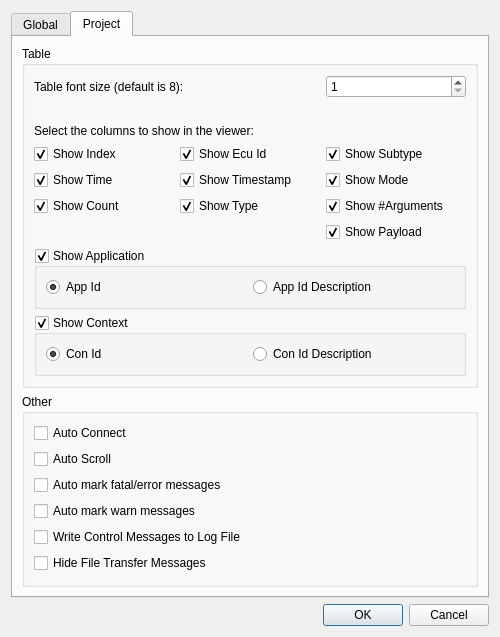
Qt form src/settingsdialog.ui (COVESA/dlt-viewer) before a commit.
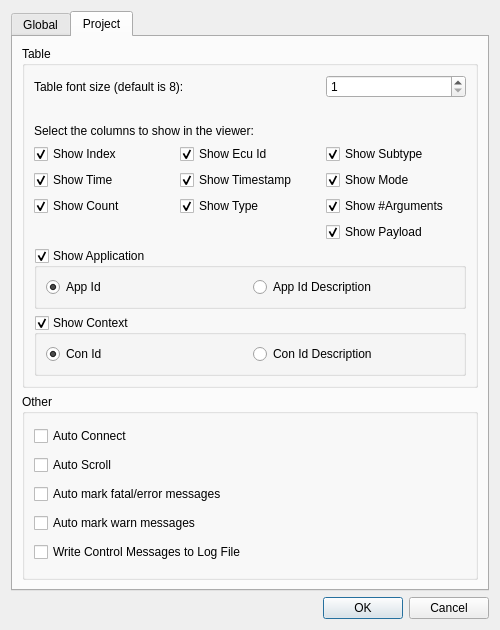
The same form after that commit. Icons and pictures are not drawn.

```diff
--- a/src/settingsdialog.ui
+++ b/src/settingsdialog.ui
@@ -406,13 +406,6 @@
             </property>
            </widget>
           </item>
-          <item row="5" column="0">
-           <widget class="QCheckBox" name="checkBoxHideFiletransfer">
-            <property name="text">
-             <string>Hide File Transfer Messages</string>
-            </property>
-           </widget>
-          </item>
          </layout>
         </widget>
        </item>
```
